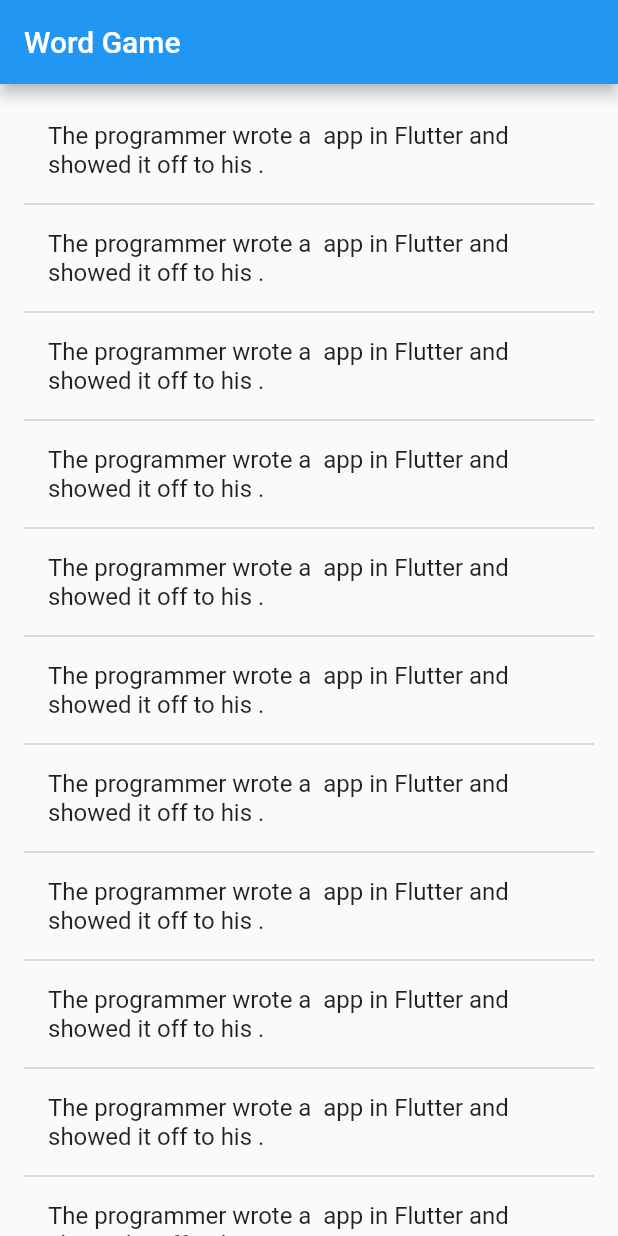
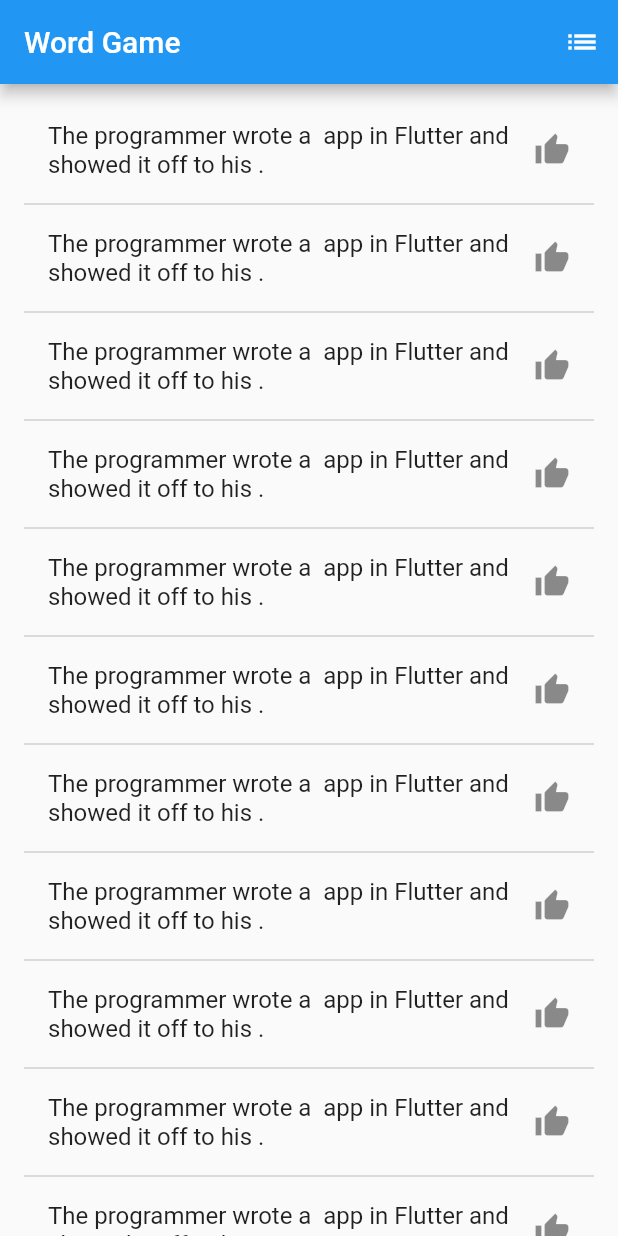
Before and after one commit to martinstofko219/word_game, a Flutter app: the screen it shows after launch, on a phone screen of 412 x 824 dp. Run offline on Flutter 3.47's test engine with Material 2 defaults, Android fonts, the phone set to English and light mode, and no system bars; missing offline and left inert: random_words.

Commit message:
Added ability to save funny sentences.

```diff
--- a/lib/main.dart
+++ b/lib/main.dart
@@ -6,29 +6,33 @@ void main() => runApp(MyApp());
 class MyApp extends StatelessWidget {
   @override
   Widget build(BuildContext context) {
-    return MaterialApp(
-      title: 'Word Game',
-      home: Scaffold(
-        appBar: AppBar(
-          title: Text('Word Game'),
-        ),
-        body: Center(child: RandomSentences()),
-      ),
-    );
+    return MaterialApp(title: 'Word Game', home: RandomSentences());
   }
 }
 
 class RandomSentences extends StatefulWidget {
   @override
-  State<RandomSentences> createState() => new _RandomSentences();
+  State<RandomSentences> createState() => _RandomSentences();
 }
 
 class _RandomSentences extends State<RandomSentences> {
   final _sentences = <String>[];
+  final _funnies = Set<String>();
 
   @override
   Widget build(BuildContext context) {
-    return _buildSentencesListView();
+    return Scaffold(
+      appBar: AppBar(
+        title: Text('Word Game'),
+        actions: <Widget>[
+          IconButton(
+            icon: Icon(Icons.list),
+            onPressed: _pushFunnies,
+          ),
+        ],
+      ),
+      body: _buildSentencesListView(),
+    );
   }
 
   String _getSentence() {
@@ -38,19 +42,34 @@ class _RandomSentences extends State<RandomSentences> {
   }
 
   Widget _buildListTile(String sentence) {
+    final isFunny = _funnies.contains(sentence);
+
     return ListTile(
       title: Text(sentence),
+      trailing: Icon(
+        Icons.thumb_up,
+        color: isFunny ? Colors.blue : null,
+      ),
+      onTap: () {
+        setState(() {
+          if (!isFunny) {
+            _funnies.add(sentence);
+          } else {
+            _funnies.remove(sentence);
+          }
+        });
+      },
     );
   }
 
   Widget _buildSentencesListView() {
     // max number of sentences
-    final _maxNum = 100;
+    final maxNum = 100;
 
     // remove itemCount and maxNum check in itemBuilder to make the list view infinitely scrolling
     return ListView.builder(
       padding: const EdgeInsets.all(16.0),
-      itemCount: _maxNum,
+      itemCount: maxNum,
       itemBuilder: (context, i) {
         // add divider between each row
         if (i.isOdd)
@@ -62,7 +81,7 @@ class _RandomSentences extends State<RandomSentences> {
         // dividing by 2 since we're adding divider between each sentence of the list view
         final index = i ~/ 2;
         // checks for end of list view
-        if (index >= _sentences.length && _sentences.length < _maxNum) {
+        if (index >= _sentences.length && _sentences.length < maxNum) {
           // generate more sentences
           for (int x = 0; x < 10; x++) {
             _sentences.add(_getSentence());
@@ -72,4 +91,29 @@ class _RandomSentences extends State<RandomSentences> {
       },
     );
   }
+
+  void _pushFunnies() {
+    Navigator.of(context).push(
+      MaterialPageRoute(builder: (context) {
+        final listTiles = _funnies.map((sentence) {
+          return ListTile(
+            title: Text(sentence),
+          );
+        });
+
+        final dividedList =
+            ListTile.divideTiles(context: context, tiles: listTiles).toList();
+
+        return Scaffold(
+          appBar: AppBar(
+            title: Text('Funny Sentences'),
+          ),
+          body: ListView(
+            padding: EdgeInsets.all(16.0),
+            children: dividedList,
+          ),
+        );
+      }),
+    );
+  }
 }
```
